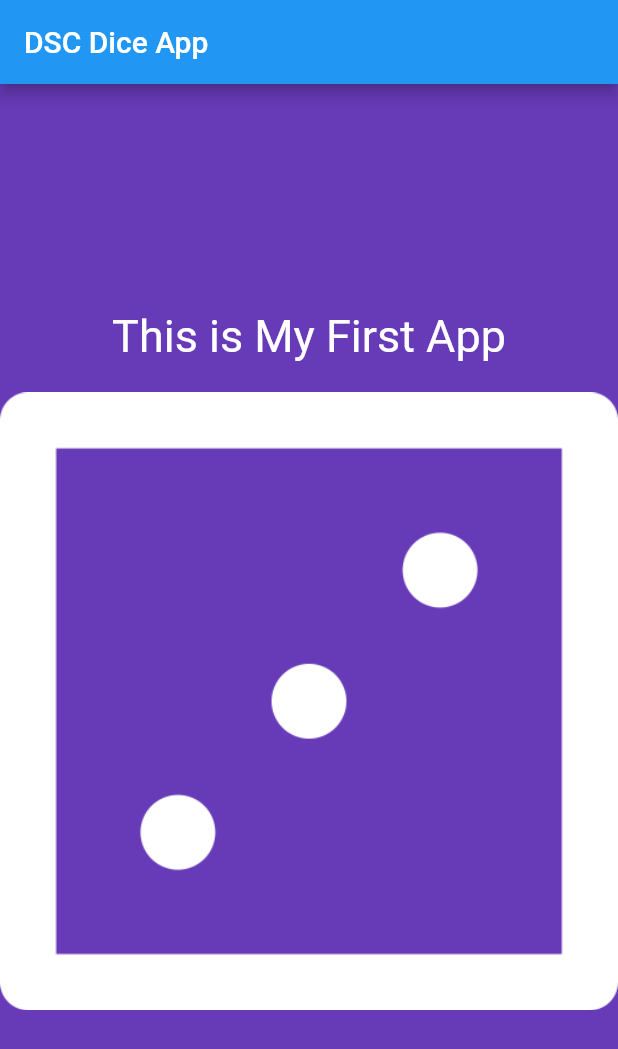
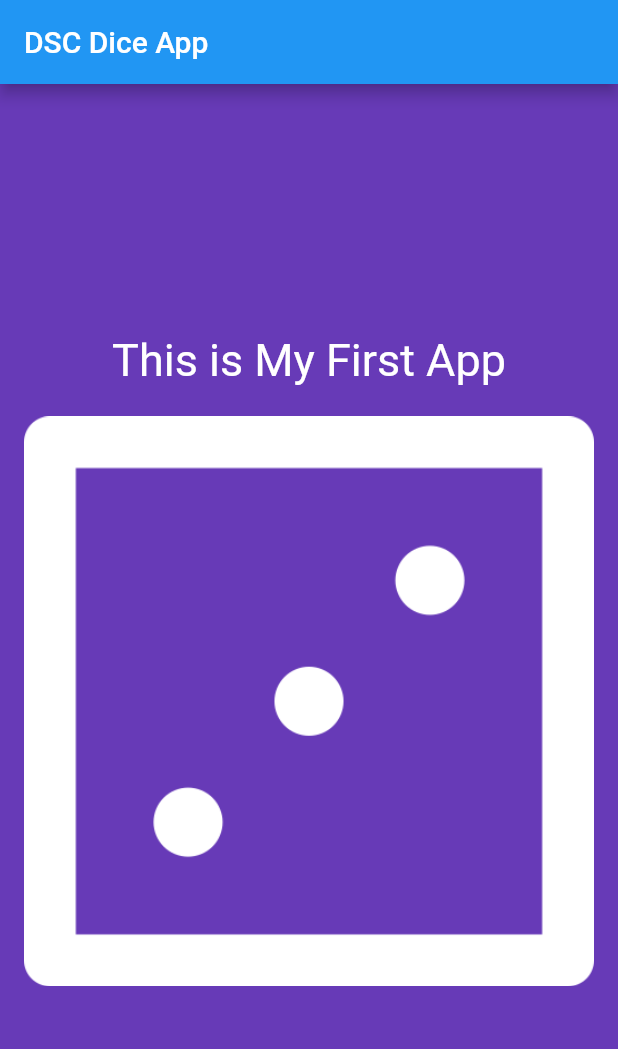
Before and after one commit to AdityaBirangal/dice_app_workshop, a Flutter app: the screen it shows after launch, on a phone screen of 412 x 824 dp. Shown: the top 1049 px of the screen. Run offline on Flutter 3.47's test engine with Material 2 defaults, Android fonts, the phone set to English and light mode, and no system bars.

Commit message:
FlatButton

```diff
--- a/lib/main.dart
+++ b/lib/main.dart
@@ -32,7 +32,13 @@ class _DicePageState extends State<DicePage> {
             style: TextStyle(fontSize: 30, color: Colors.white),
           ),
           Container(height: 20),
-          Image.asset("images/dice$MyNum.png")
+          FlatButton(
+            child: Image.asset("images/dice$MyNum.png"),
+            onPressed: () {
+              MyNum = 6;
+              setState(() {});
+            },
+          ),
         ],
       ),
     );
```
